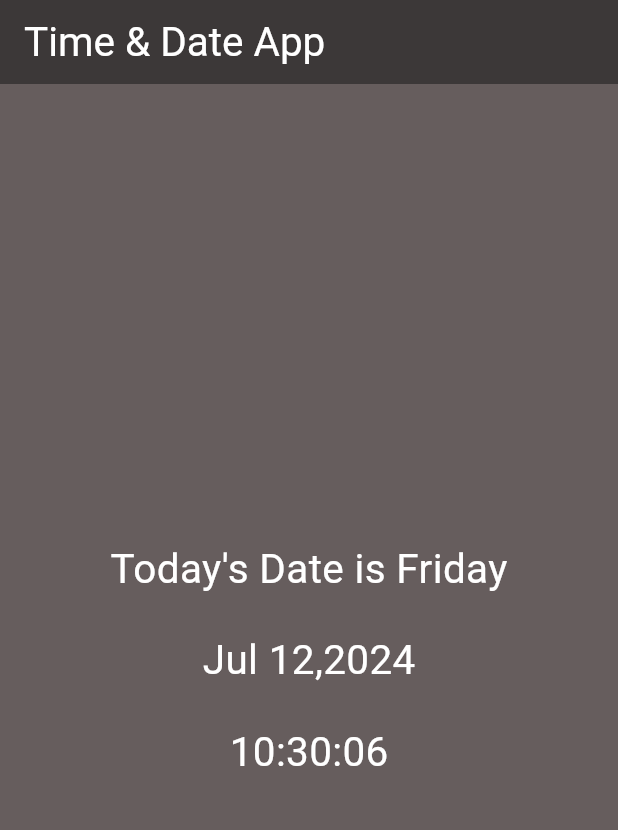
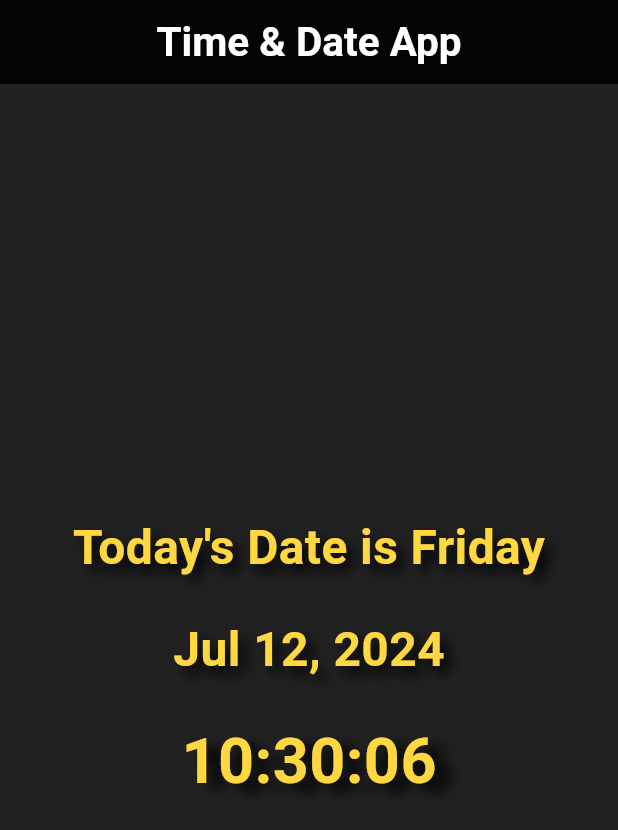
Before and after one commit to warddaraghmeh/show_date_time_app, a Flutter app: the screen it shows after launch, on a phone screen of 412 x 824 dp. Shown: the top 830 px of the screen. Run offline on Flutter 3.47's test engine with Material 3 defaults, Android fonts, the phone set to English and light mode, and no system bars.

```diff
--- a/lib/main.dart
+++ b/lib/main.dart
@@ -38,6 +38,7 @@ class _DateAppState extends State<DateApp> {
   String month = "";
   String day = "";
   String dayWeek = "";
+
   changeEverySec() {
     Timer.periodic(Duration(seconds: 1), (timer) {
       setState(() {
@@ -46,28 +47,40 @@ class _DateAppState extends State<DateApp> {
         switch (month) {
           case "1":
             month = "Jan";
+            break;
           case "2":
             month = "Feb";
+            break;
           case "3":
             month = "Mar";
+            break;
           case "4":
             month = "Apr";
+            break;
           case "5":
             month = "May";
+            break;
           case "6":
             month = "Jun";
+            break;
           case "7":
             month = "Jul";
+            break;
           case "8":
             month = "Aug";
+            break;
           case "9":
             month = "Sep";
+            break;
           case "10":
             month = "Oct";
+            break;
           case "11":
             month = "Nov";
+            break;
           case "12":
             month = "Dec";
+            break;
         }
         day = DateTime.now().day.toString();
         dayWeek = DateTime.now().weekday.toString();
@@ -112,13 +125,14 @@ class _DateAppState extends State<DateApp> {
   Widget build(BuildContext context) {
     return SafeArea(
       child: Scaffold(
-          backgroundColor: Color.fromARGB(255, 102, 93, 93),
+        backgroundColor: Colors.grey[900],
         appBar: AppBar(
-            backgroundColor: Color.fromARGB(255, 60, 56, 56),
+          backgroundColor: Colors.black87,
           title: Text(
             "Time & Date App",
-              style: TextStyle(fontSize: 27, color: Colors.white),
+            style: TextStyle(fontSize: 27, color: Colors.white, fontWeight: FontWeight.bold),
           ),
+          centerTitle: true,
         ),
         body: Center(
           child: Column(
@@ -126,25 +140,59 @@ class _DateAppState extends State<DateApp> {
             children: [
               Text(
                 "Today's Date is $dayWeek",
-                  style: TextStyle(fontSize: 27, color: Colors.white),
+                style: TextStyle(
+                  fontSize: 32,
+                  color: Colors.amberAccent,
+                  fontWeight: FontWeight.w600,
+                  shadows: [
+                    Shadow(
+                      blurRadius: 10.0,
+                      color: Colors.black,
+                      offset: Offset(5.0, 5.0),
+                    ),
+                  ],
+                ),
               ),
               SizedBox(
                 height: 22,
               ),
               Text(
-                  "$month $day,$year",
-                  style: TextStyle(fontSize: 27, color: Colors.white),
+                "$month $day, $year",
+                style: TextStyle(
+                  fontSize: 32,
+                  color: Colors.amberAccent,
+                  fontWeight: FontWeight.w600,
+                  shadows: [
+                    Shadow(
+                      blurRadius: 10.0,
+                      color: Colors.black,
+                      offset: Offset(5.0, 5.0),
+                    ),
+                  ],
+                ),
               ),
               SizedBox(
                 height: 22,
               ),
               Text(
                 "${hour.padLeft(2, "0")}:${minute.padLeft(2, "0")}:${second.padLeft(2, "0")}",
-                  style: TextStyle(fontSize: 27, color: Colors.white),
+                style: TextStyle(
+                  fontSize: 42,
+                  color: Colors.amberAccent,
+                  fontWeight: FontWeight.bold,
+                  shadows: [
+                    Shadow(
+                      blurRadius: 10.0,
+                      color: Colors.black,
+                      offset: Offset(10.0, 5.0),
                     ),
                   ],
                 ),
-          )),
+              ),
+            ],
+          ),
+        ),
+      ),
     );
   }
 }
```
Lines whose indentation alone changed are shown as unchanged.
